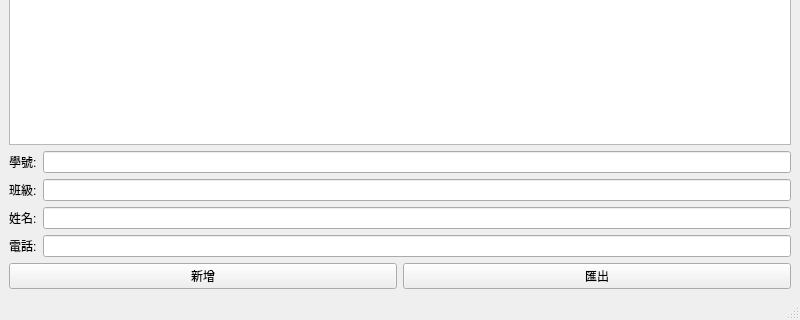
Above: mycontactbook.ui from gumin82/ContactBook before the change; both pictures show x 0 to 800 and y 280 to 600 of the 800 by 600 pixel window. Below: the same form after it.
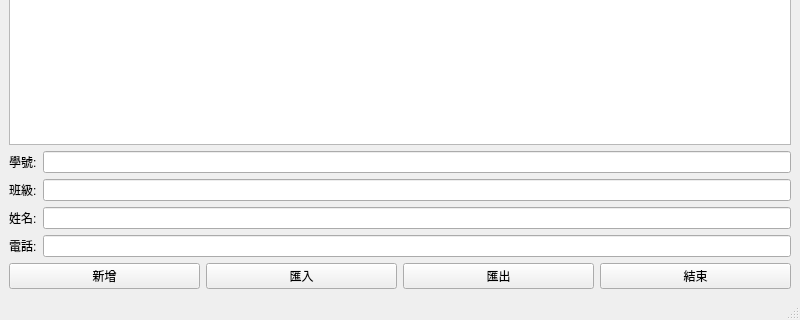
That is the form after the change.

```diff
--- a/mycontactbook.ui
+++ b/mycontactbook.ui
@@ -74,6 +74,20 @@
          </widget>
         </item>
         <item row="0" column="1">
+         <widget class="QPushButton" name="pushButton_3">
+          <property name="text">
+           <string>匯入</string>
+          </property>
+         </widget>
+        </item>
+        <item row="0" column="3">
+         <widget class="QPushButton" name="pushButton_4">
+          <property name="text">
+           <string>結束</string>
+          </property>
+         </widget>
+        </item>
+        <item row="0" column="2">
          <widget class="QPushButton" name="pushButton_2">
           <property name="text">
            <string>匯出</string>
```
